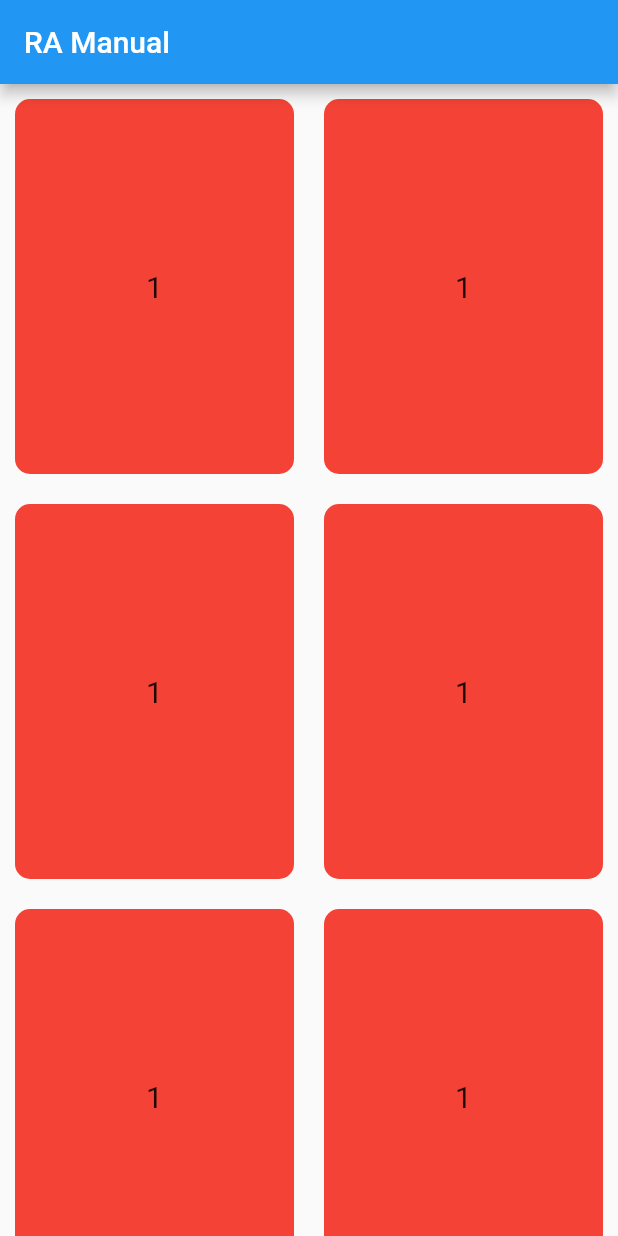
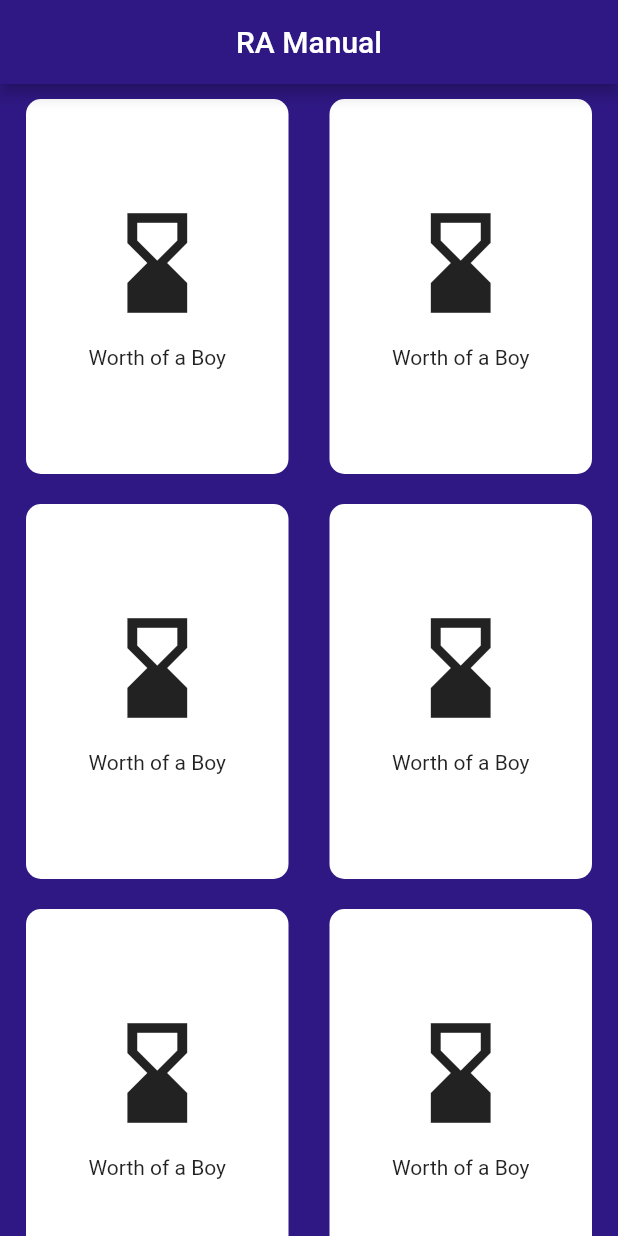
Before and after one commit to presh-devs/ra_manual, a Flutter app: the screen it shows after launch, on a phone screen of 412 x 824 dp. Run offline on Flutter 3.47's test engine with Material 2 defaults, Android fonts, the phone set to English and light mode, and no system bars.

Commit message:
updated app layout

```diff
--- /dev/null
+++ b/lib/Icon_content.dart
@@ -0,0 +1,27 @@
+import 'package:flutter/material.dart';
+
+class IconContent extends StatelessWidget {
+  IconContent({this.label, this.icon});
+
+  final String label;
+  final IconData icon;
+
+  @override
+  Widget build(BuildContext context) {
+    return Column(
+      mainAxisAlignment: MainAxisAlignment.center,
+      children: [
+        Icon(
+          icon,
+          size: 80.0,
+        ),
+        SizedBox(
+          height: 15.0,
+        ),
+        Text(
+          label,
+        ),
+      ],
+    );
+  }
+}
--- a/lib/ReusableCard.dart
+++ b/lib/ReusableCard.dart
@@ -1,63 +1,79 @@
 import 'package:flutter/material.dart';
+import 'Icon_content.dart';
 
 class ReusableCard extends StatelessWidget {
-  const ReusableCard({
-    Key key,
-  }) : super(key: key);
+  ReusableCard({this.cardChild, this.onPress});
+
+  final Widget cardChild;
+  final Function onPress;
 
   @override
   Widget build(BuildContext context) {
-    return Row(
-      children: [
-        Expanded(
-          child: Container(
-            decoration: BoxDecoration(
-              color: Colors.red,
-              borderRadius: BorderRadius.all(Radius.circular(10)),
-            ),
-            margin: EdgeInsets.all(10),
-            height: 250,
-            width: 150,
-            child: Center(
-              child: Column(
-                mainAxisAlignment: MainAxisAlignment.center,
-                children: [
-                  Text(
-                    '1',
-                    style: TextStyle(
-                      fontSize: 20,
-                    ),
-                  ),
-                ],
-              ),
-            ),
-          ),
+    return GestureDetector(
+      onTap: onPress,
+      child: Container(
+        height: 250,
+        width: 175,
+        child: cardChild,
+        decoration: BoxDecoration(
+          borderRadius: BorderRadius.circular(10.0),
+          color: Colors.white,
         ),
-        Expanded(
-          child: Container(
-            decoration: BoxDecoration(
-              color: Colors.red,
-              borderRadius: BorderRadius.all(Radius.circular(10)),
-            ),
-            margin: EdgeInsets.all(10),
-            height: 250,
-            width: 150,
-            child: Center(
-              child: Column(
-                mainAxisAlignment: MainAxisAlignment.center,
-                children: [
-                  Text(
-                    '1',
-                    style: TextStyle(
-                      fontSize: 20,
-                    ),
-                  ),
-                ],
-              ),
-            ),
-          ),
-        ),
-      ],
+        margin: EdgeInsets.all(10.0),
+      ),
     );
   }
 }
+
+// Row(
+// children: [
+// Expanded(
+// child: Container(
+// decoration: BoxDecoration(
+// color: Colors.red,
+// borderRadius: BorderRadius.all(Radius.circular(10)),
+// ),
+// margin: EdgeInsets.all(10),
+// height: 250,
+// width: 150,
+// child: Center(
+// child: Column(
+// mainAxisAlignment: MainAxisAlignment.center,
+// children: [
+// Text(
+// '1',
+// style: TextStyle(
+// fontSize: 20,
+// ),
+// ),
+// ],
+// ),
+// ),
+// ),
+// ),
+// Expanded(
+// child: Container(
+// decoration: BoxDecoration(
+// color: Colors.red,
+// borderRadius: BorderRadius.all(Radius.circular(10)),
+// ),
+// margin: EdgeInsets.all(10),
+// height: 250,
+// width: 150,
+// child: Center(
+// child: Column(
+// mainAxisAlignment: MainAxisAlignment.center,
+// children: [
+// Text(
+// '1',
+// style: TextStyle(
+// fontSize: 20,
+// ),
+// ),
+// ],
+// ),
+// ),
+// ),
+// ),
+// ],
+// );
--- a/lib/main.dart
+++ b/lib/main.dart
@@ -1,5 +1,7 @@
+import 'package:flutter/cupertino.dart';
 import 'package:flutter/material.dart';
 import 'ReusableCard.dart';
+import 'Icon_content.dart';
 
 void main() {
   runApp(MyApp());
@@ -17,17 +19,116 @@ class MyApp extends StatelessWidget {
       home: Scaffold(
         appBar: AppBar(
           title: Text('RA Manual'),
+          backgroundColor: Color(0xFF2F1884),
+          centerTitle: true,
         ),
         body: Container(
+          color: Color(0xFF2F1884),
           child: SingleChildScrollView(
             child: Column(
               children: [
-                ReusableCard(),
-                ReusableCard(),
-                ReusableCard(),
-                ReusableCard(),
-                ReusableCard(),
-                ReusableCard(),
+                Row(
+                  mainAxisAlignment: MainAxisAlignment.spaceEvenly,
+                  children: [
+                    ReusableCard(
+                      cardChild: IconContent(
+                        icon: Icons.hourglass_bottom,
+                        label: 'Worth of a Boy',
+                      ),
+                    ),
+                    ReusableCard(
+                      cardChild: IconContent(
+                        icon: Icons.hourglass_bottom,
+                        label: 'Worth of a Boy',
+                      ),
+                    ),
+                  ],
+                ),
+                Row(
+                  mainAxisAlignment: MainAxisAlignment.spaceEvenly,
+                  children: [
+                    ReusableCard(
+                      cardChild: IconContent(
+                        icon: Icons.hourglass_bottom,
+                        label: 'Worth of a Boy',
+                      ),
+                    ),
+                    ReusableCard(
+                      cardChild: IconContent(
+                        icon: Icons.hourglass_bottom,
+                        label: 'Worth of a Boy',
+                      ),
+                    ),
+                  ],
+                ),
+                Row(
+                  mainAxisAlignment: MainAxisAlignment.spaceEvenly,
+                  children: [
+                    ReusableCard(
+                      cardChild: IconContent(
+                        icon: Icons.hourglass_bottom,
+                        label: 'Worth of a Boy',
+                      ),
+                    ),
+                    ReusableCard(
+                      cardChild: IconContent(
+                        icon: Icons.hourglass_bottom,
+                        label: 'Worth of a Boy',
+                      ),
+                    ),
+                  ],
+                ),
+                Row(
+                  mainAxisAlignment: MainAxisAlignment.spaceEvenly,
+                  children: [
+                    ReusableCard(
+                      cardChild: IconContent(
+                        icon: Icons.hourglass_bottom,
+                        label: 'Worth of a Boy',
+                      ),
+                    ),
+                    ReusableCard(
+                      cardChild: IconContent(
+                        icon: Icons.hourglass_bottom,
+                        label: 'Worth of a Boy',
+                      ),
+                    ),
+                  ],
+                ),
+                Row(
+                  mainAxisAlignment: MainAxisAlignment.spaceEvenly,
+                  children: [
+                    ReusableCard(
+                      cardChild: IconContent(
+                        icon: Icons.hourglass_bottom,
+                        label: 'Worth of a Boy',
+                      ),
+                    ),
+                    ReusableCard(
+                      cardChild: IconContent(
+                        icon: Icons.hourglass_bottom,
+                        label: 'Worth of a Boy',
+                      ),
+                    ),
+                  ],
+                ),
+                Row(
+                  mainAxisAlignment: MainAxisAlignment.spaceEvenly,
+                  children: [
+                    ReusableCard(
+                      cardChild: IconContent(
+                        icon: Icons.hourglass_bottom,
+                        label: 'Worth of a Boy',
+                      ),
+                    ),
+                    ReusableCard(
+                      cardChild: IconContent(
+                        icon: Icons.hourglass_bottom,
+                        label: 'Worth of a Boy',
+                      ),
+                    ),
+                  ],
+                ),
               ],
             ),
           ),
```
